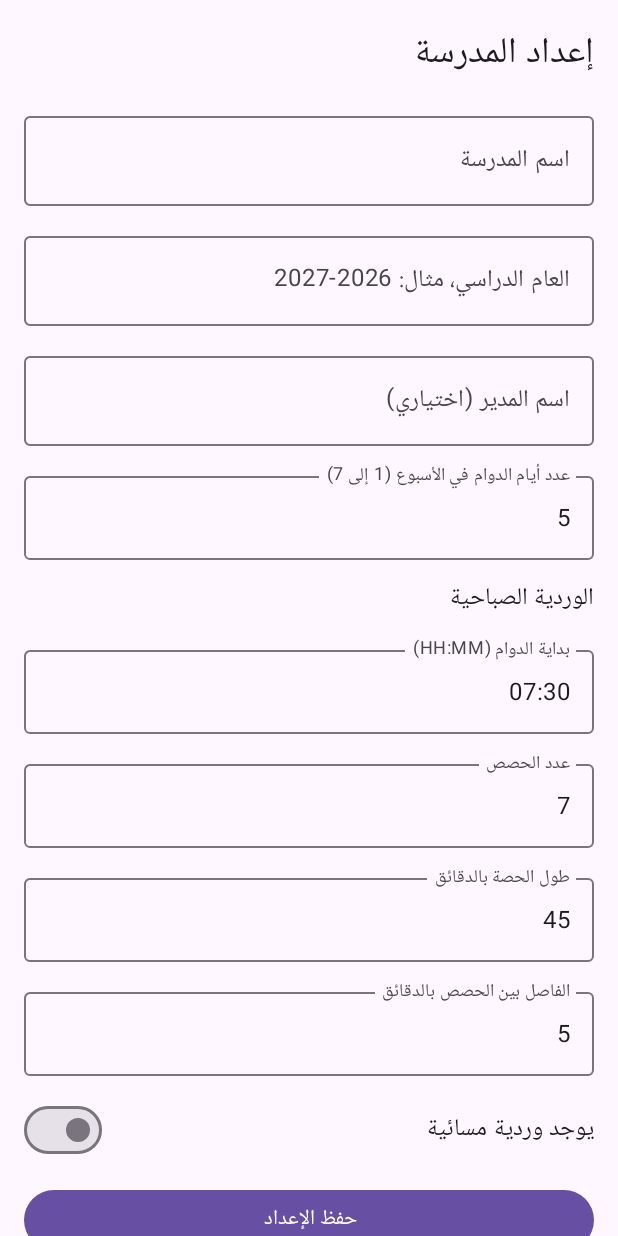
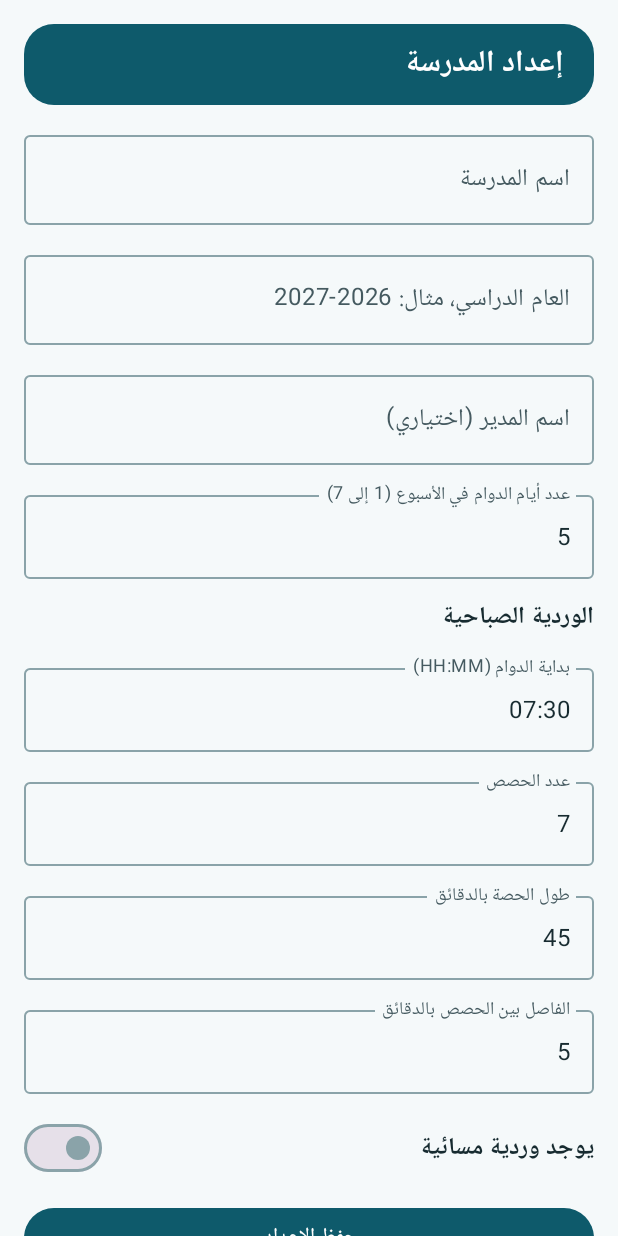
Before and after one commit to fahadsouliman68-cpu/timetable, an Android app built with Jetpack Compose: the screen it shows after launch (MainActivity), on a phone screen of 412 x 824 dp. Run offline under Robolectric (Android 15) with nearby library versions, the phone set to English and light mode, and no system bars; our stand-ins replace Room's generated code.

Commit message:
App icon, brand theme and modern screens
Adds an adaptive launcher icon (calendar grid with an approval badge) and a
themed monochrome layer, a teal and amber light theme with rounded shapes,
a shared screen header, and a card-based home screen.

Co-Authored-By: Claude Sonnet 5.5 <noreply@anthropic.com>
Claude-Session: https://claude.ai/code/session_01V4x132bzWiDibQS9Y7YXh7

```diff
--- a/app/src/main/AndroidManifest.xml
+++ b/app/src/main/AndroidManifest.xml
@@ -4,6 +4,8 @@
     <application
         android:name=".app.TimetableApp"
         android:label="@string/app_name"
+        android:icon="@mipmap/ic_launcher"
+        android:roundIcon="@mipmap/ic_launcher_round"
         android:supportsRtl="true"
         android:allowBackup="false"
         android:theme="@style/Theme.Timetable">
--- a/app/src/main/kotlin/com/school/timetable/app/BackupScreen.kt
+++ b/app/src/main/kotlin/com/school/timetable/app/BackupScreen.kt
@@ -113,10 +113,7 @@ fun BackupScreen(backup: BackupService, timetable: TimetableRepository, onBack:
         modifier = Modifier.fillMaxSize().verticalScroll(rememberScrollState()).padding(16.dp),
         verticalArrangement = Arrangement.spacedBy(12.dp),
     ) {
-        Row(verticalAlignment = Alignment.CenterVertically) {
-            TextButton(onClick = onBack) { Text("رجوع") }
-            Text("النسخ الاحتياطي والتقارير", style = MaterialTheme.typography.headlineSmall)
-        }
+        ScreenHeader("النسخ الاحتياطي والتقارير", onBack)
 
         Button(enabled = !busy, onClick = { exportLauncher.launch("timetable-backup.json") }, modifier = Modifier.fillMaxWidth()) {
             Text("تصدير نسخة احتياطية")
--- a/app/src/main/kotlin/com/school/timetable/app/DataScreen.kt
+++ b/app/src/main/kotlin/com/school/timetable/app/DataScreen.kt
@@ -76,10 +76,7 @@ fun DataScreen(repository: DataRepository, onBack: () -> Unit) {
 
     val current = data
     Column(modifier = Modifier.fillMaxSize().padding(16.dp), verticalArrangement = Arrangement.spacedBy(12.dp)) {
-        Row(verticalAlignment = Alignment.CenterVertically, modifier = Modifier.fillMaxWidth()) {
-            TextButton(onClick = onBack) { Text("رجوع") }
-            Text("البيانات", style = MaterialTheme.typography.headlineSmall)
-        }
+        ScreenHeader("البيانات", onBack)
 
         if (current == null) {
             Text("لا توجد سنة دراسية نشطة. احفظ الإعداد أولاً.")
--- a/app/src/main/kotlin/com/school/timetable/app/SetupScreen.kt
+++ b/app/src/main/kotlin/com/school/timetable/app/SetupScreen.kt
@@ -71,7 +71,7 @@ fun SetupScreen(repository: SetupRepository, onSaved: () -> Unit) {
             .padding(16.dp),
         verticalArrangement = Arrangement.spacedBy(12.dp),
     ) {
-        Text("إعداد المدرسة", style = MaterialTheme.typography.headlineSmall)
+        ScreenHeader("إعداد المدرسة")
 
         OutlinedTextField(
             value = schoolName,
--- /dev/null
+++ b/app/src/main/kotlin/com/school/timetable/app/Theme.kt
@@ -0,0 +1,60 @@
+package com.school.timetable.app
+
+import androidx.compose.foundation.shape.RoundedCornerShape
+import androidx.compose.material3.MaterialTheme
+import androidx.compose.material3.Shapes
+import androidx.compose.material3.Typography
+import androidx.compose.material3.lightColorScheme
+import androidx.compose.runtime.Composable
+import androidx.compose.ui.graphics.Color
+import androidx.compose.ui.text.TextStyle
+import androidx.compose.ui.text.font.FontWeight
+import androidx.compose.ui.unit.dp
+import androidx.compose.ui.unit.sp
+
+private val Teal = Color(0xFF0E5A6B)
+private val Amber = Color(0xFFF4A62A)
+
+private val AppColors = lightColorScheme(
+    primary = Teal,
+    onPrimary = Color.White,
+    primaryContainer = Color(0xFFCDEAF0),
+    onPrimaryContainer = Color(0xFF00323C),
+    secondary = Amber,
+    onSecondary = Color(0xFF3A2600),
+    secondaryContainer = Color(0xFFFFE8C2),
+    onSecondaryContainer = Color(0xFF3A2600),
+    background = Color(0xFFF5F9FA),
+    onBackground = Color(0xFF172B30),
+    surface = Color.White,
+    onSurface = Color(0xFF172B30),
+    surfaceVariant = Color(0xFFE3ECEE),
+    onSurfaceVariant = Color(0xFF455A60),
+    outline = Color(0xFF8AA3A9),
+    error = Color(0xFFB3261E),
+    onError = Color.White,
+)
+
+private val AppTypography = Typography(
+    headlineMedium = TextStyle(fontSize = 26.sp, fontWeight = FontWeight.Bold),
+    headlineSmall = TextStyle(fontSize = 22.sp, fontWeight = FontWeight.Bold),
+    titleLarge = TextStyle(fontSize = 20.sp, fontWeight = FontWeight.Bold),
+    titleMedium = TextStyle(fontSize = 16.sp, fontWeight = FontWeight.SemiBold),
+)
+
+private val AppShapes = Shapes(
+    small = RoundedCornerShape(10.dp),
+    medium = RoundedCornerShape(14.dp),
+    large = RoundedCornerShape(20.dp),
+)
+
+/** Brand theme: deep teal with an amber accent, light only, rounded shapes. */
+@Composable
+fun AppTheme(content: @Composable () -> Unit) {
+    MaterialTheme(
+        colorScheme = AppColors,
+        typography = AppTypography,
+        shapes = AppShapes,
+        content = content,
+    )
+}
--- a/app/src/main/kotlin/com/school/timetable/app/TimetableScreen.kt
+++ b/app/src/main/kotlin/com/school/timetable/app/TimetableScreen.kt
@@ -66,10 +66,7 @@ fun TimetableScreen(repository: TimetableRepository, onBack: () -> Unit) {
             .padding(16.dp),
         verticalArrangement = Arrangement.spacedBy(12.dp),
     ) {
-        Row(verticalAlignment = Alignment.CenterVertically) {
-            TextButton(onClick = onBack) { Text("رجوع") }
-            Text("الجدول", style = MaterialTheme.typography.headlineSmall)
-        }
+        ScreenHeader("الجدول", onBack)
 
         Button(
             enabled = !busy,
--- /dev/null
+++ b/app/src/main/kotlin/com/school/timetable/app/UiComponents.kt
@@ -0,0 +1,44 @@
+package com.school.timetable.app
+
+import androidx.compose.foundation.layout.Row
+import androidx.compose.foundation.layout.Spacer
+import androidx.compose.foundation.layout.fillMaxWidth
+import androidx.compose.foundation.layout.padding
+import androidx.compose.foundation.layout.width
+import androidx.compose.material3.ButtonDefaults
+import androidx.compose.material3.MaterialTheme
+import androidx.compose.material3.Surface
+import androidx.compose.material3.Text
+import androidx.compose.material3.TextButton
+import androidx.compose.runtime.Composable
+import androidx.compose.ui.Alignment
+import androidx.compose.ui.Modifier
+import androidx.compose.ui.unit.dp
+
+/** Rounded teal header used at the top of every screen. Shows a back button when [onBack] is given. */
+@Composable
+fun ScreenHeader(title: String, onBack: (() -> Unit)? = null) {
+    Surface(
+        color = MaterialTheme.colorScheme.primary,
+        contentColor = MaterialTheme.colorScheme.onPrimary,
+        shape = MaterialTheme.shapes.large,
+        modifier = Modifier.fillMaxWidth(),
+    ) {
+        Row(
+            modifier = Modifier.padding(horizontal = 8.dp, vertical = 10.dp),
+            verticalAlignment = Alignment.CenterVertically,
+        ) {
+            if (onBack != null) {
+                TextButton(
+                    onClick = onBack,
+                    colors = ButtonDefaults.textButtonColors(contentColor = MaterialTheme.colorScheme.onPrimary),
+                ) {
+                    Text("رجوع")
+                }
+            } else {
+                Spacer(modifier = Modifier.width(12.dp))
+            }
+            Text(text = title, style = MaterialTheme.typography.titleLarge)
+        }
+    }
+}
--- /dev/null
+++ b/app/src/main/res/mipmap-anydpi-v26/ic_launcher.xml
@@ -0,0 +1,6 @@
+<?xml version="1.0" encoding="utf-8"?>
+<adaptive-icon xmlns:android="http://schemas.android.com/apk/res/android">
+    <background android:drawable="@color/ic_launcher_background" />
+    <foreground android:drawable="@drawable/ic_launcher_foreground" />
+    <monochrome android:drawable="@drawable/ic_launcher_monochrome" />
+</adaptive-icon>
--- /dev/null
+++ b/app/src/main/res/mipmap-anydpi-v26/ic_launcher_round.xml
@@ -0,0 +1,6 @@
+<?xml version="1.0" encoding="utf-8"?>
+<adaptive-icon xmlns:android="http://schemas.android.com/apk/res/android">
+    <background android:drawable="@color/ic_launcher_background" />
+    <foreground android:drawable="@drawable/ic_launcher_foreground" />
+    <monochrome android:drawable="@drawable/ic_launcher_monochrome" />
+</adaptive-icon>
--- /dev/null
+++ b/app/src/main/res/values/colors.xml
@@ -0,0 +1,6 @@
+<?xml version="1.0" encoding="utf-8"?>
+<resources>
+    <color name="brand_primary">#0E5A6B</color>
+    <color name="brand_background">#F5F9FA</color>
+    <color name="ic_launcher_background">#0E5A6B</color>
+</resources>
--- a/app/src/main/res/values/themes.xml
+++ b/app/src/main/res/values/themes.xml
@@ -1,4 +1,8 @@
 <?xml version="1.0" encoding="utf-8"?>
 <resources>
-    <style name="Theme.Timetable" parent="android:Theme.Material.Light.NoActionBar" />
+    <style name="Theme.Timetable" parent="android:Theme.Material.Light.NoActionBar">
+        <item name="android:statusBarColor">@color/brand_primary</item>
+        <item name="android:navigationBarColor">@color/brand_background</item>
+        <item name="android:windowBackground">@color/brand_background</item>
+    </style>
 </resources>
```
Also changed, not shown: app/src/main/kotlin/com/school/timetable/app/MainActivity.kt (+57 -26 lines), app/src/main/res/drawable/ic_launcher_foreground.xml (added, +22 -0 lines), app/src/main/res/drawable/ic_launcher_monochrome.xml (added, +16 -0 lines).
